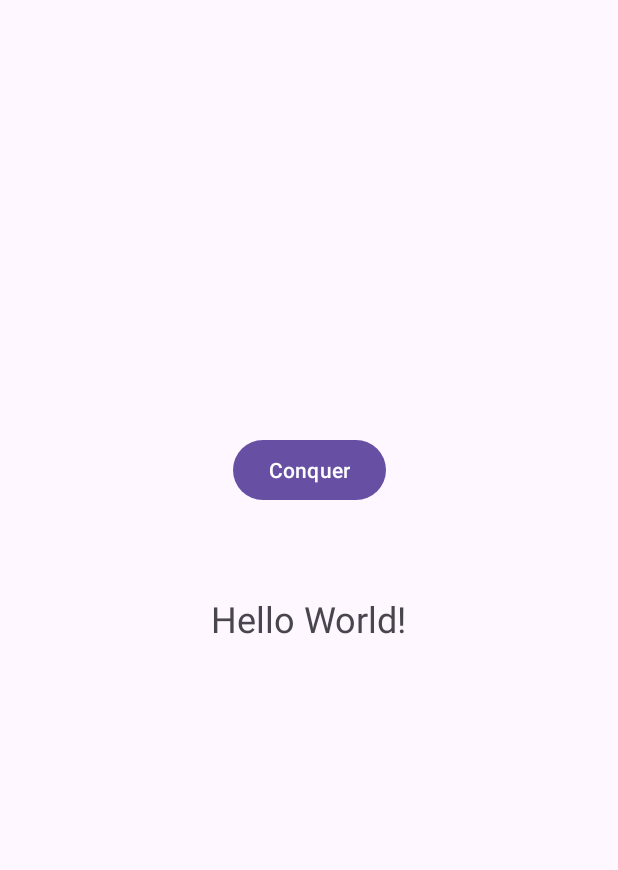
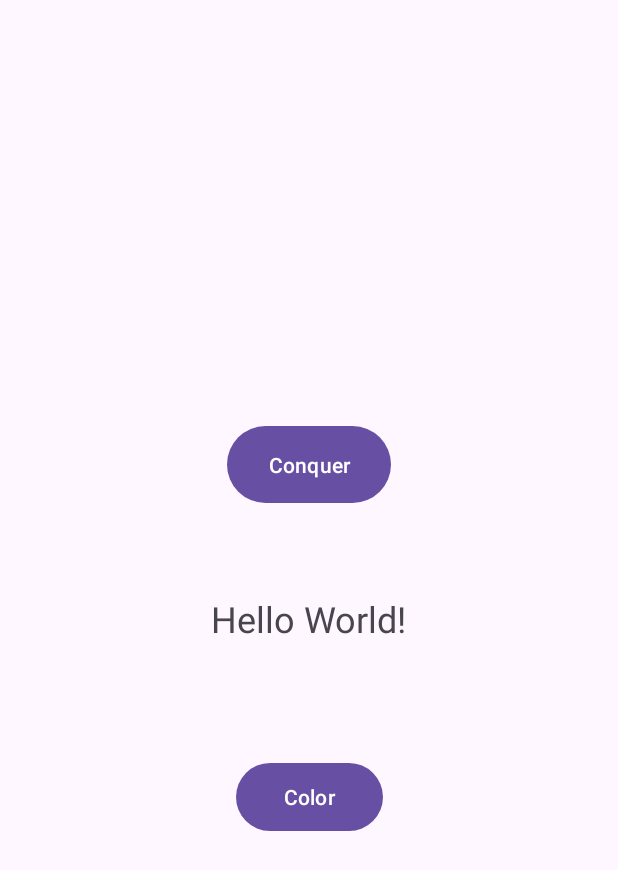
Before and after one commit to Eligijuc/Task1EA, an Android app: the screen it shows after launch (MainActivity), on a phone screen of 412 x 824 dp. Shown: the top 870 px of the screen. Run offline under Robolectric (Android 15) with nearby library versions, the phone set to English and light mode, and no system bars.

Commit message:
FinTech task 1, first and second button

```diff
--- a/app/src/main/java/com/example/myapplication/MainActivity.java
+++ b/app/src/main/java/com/example/myapplication/MainActivity.java
@@ -2,6 +2,7 @@ package com.example.myapplication;
 
 import androidx.appcompat.app.AppCompatActivity;
 
+import android.graphics.Color;
 import android.os.Bundle;
 import android.view.View;
 import android.widget.TextView;
@@ -20,4 +21,8 @@ public class MainActivity extends AppCompatActivity {
     public void ChangeMainTxt(View view) {
         this.tvmain.setText("The World Is Mine!");
     }
+
+    public void ChangeTxtColor(View view) {
+        this.tvmain.setTextColor(Color.RED);
+    }
 }
--- a/app/src/main/res/layout/activity_main.xml
+++ b/app/src/main/res/layout/activity_main.xml
@@ -19,8 +19,8 @@
 
     <Button
         android:id="@+id/btnchangetxt"
-        android:layout_width="wrap_content"
-        android:layout_height="wrap_content"
+        android:layout_width="109dp"
+        android:layout_height="59dp"
         android:onClick="ChangeMainTxt"
         android:text="Conquer"
         android:textColorLink="#9C27B0"
@@ -30,4 +30,17 @@
         app:layout_constraintTop_toTopOf="parent"
         app:layout_constraintVertical_bias="0.831" />
 
+    <Button
+        android:id="@+id/btnchangecolor"
+        android:layout_width="98dp"
+        android:layout_height="53dp"
+        android:layout_marginTop="8dp"
+        android:text="Color"
+        android:onClick="ChangeTxtColor"
+        app:layout_constraintBottom_toBottomOf="parent"
+        app:layout_constraintEnd_toEndOf="parent"
+        app:layout_constraintStart_toStartOf="parent"
+        app:layout_constraintTop_toBottomOf="@+id/tvmain"
+        app:layout_constraintVertical_bias="0.204" />
+
 </androidx.constraintlayout.widget.ConstraintLayout>
```
